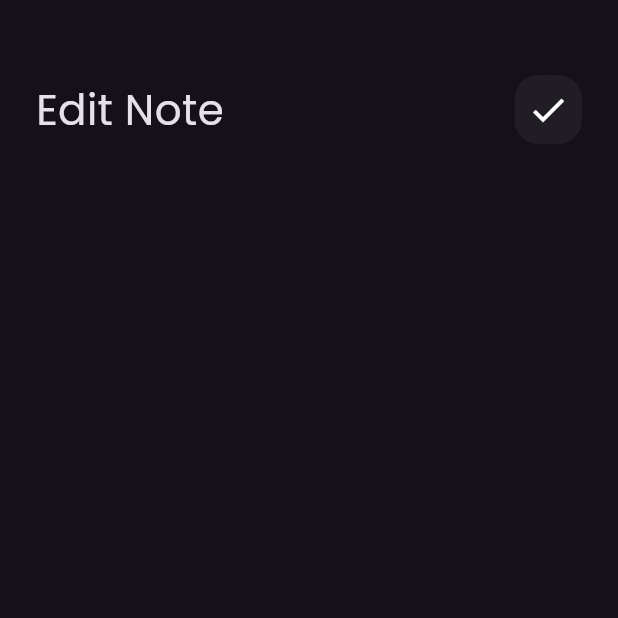
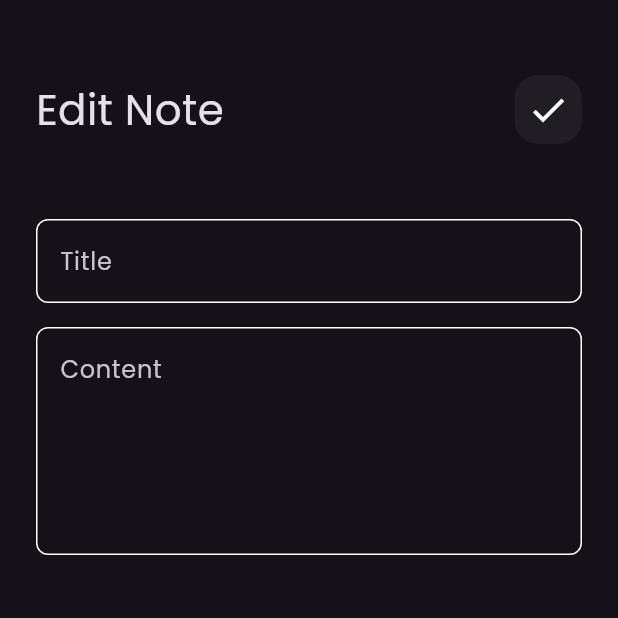
Before and after one commit to ElSanteel/notes_app, a Flutter app: the EditNoteView screen opened directly, on a phone screen of 412 x 824 dp, the top half of it. Run offline on Flutter 3.47's test engine with Material 3 defaults, Android fonts, the phone set to English and light mode, and no system bars; our stand-ins replace font_awesome_flutter.

```diff
--- a/lib/widgets/edit_note_view_body.dart
+++ b/lib/widgets/edit_note_view_body.dart
@@ -18,6 +18,19 @@ class EditNoteViewBody extends StatelessWidget {
             title: 'Edit Note',
             icon: Icons.check,
           ),
+          SizedBox(
+            height: 50,
+          ),
+          CustomTextField(
+            hint: 'Title',
+          ),
+          SizedBox(
+            height: 16,
+          ),
+          CustomTextField(
+            hint: "Content",
+            maxLines: 5,
+          ),
         ],
       ),
     );
```
